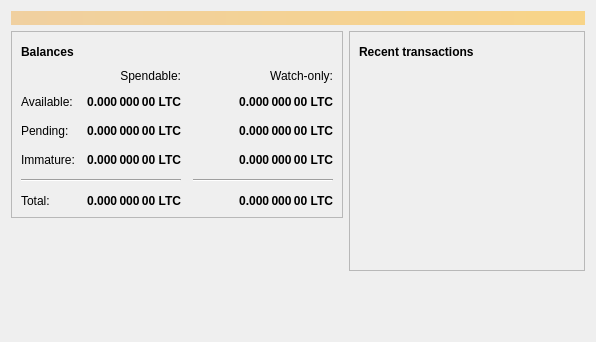
Before: the Qt Designer form src/qt/forms/overviewpage.ui in lyt217/lissomcoin, drawn with Qt 5.
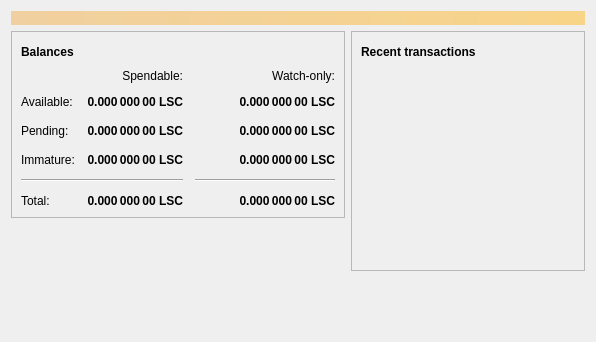
After: the same form once the commit is applied. Icons and pictures are not drawn.

The edit to the form file:
```diff
--- a/src/qt/forms/overviewpage.ui
+++ b/src/qt/forms/overviewpage.ui
@@ -129,7 +129,7 @@
                <string>Unconfirmed transactions to watch-only addresses</string>
               </property>
               <property name="text">
-               <string notr="true">0.000 000 00 LTC</string>
+               <string notr="true">0.000 000 00 LSC</string>
               </property>
               <property name="alignment">
                <set>Qt::AlignRight|Qt::AlignTrailing|Qt::AlignVCenter</set>
@@ -154,7 +154,7 @@
                <string>Total of transactions that have yet to be confirmed, and do not yet count toward the spendable balance</string>
               </property>
               <property name="text">
-               <string notr="true">0.000 000 00 LTC</string>
+               <string notr="true">0.000 000 00 LSC</string>
               </property>
               <property name="alignment">
                <set>Qt::AlignRight|Qt::AlignTrailing|Qt::AlignVCenter</set>
@@ -179,7 +179,7 @@
                <string>Mined balance in watch-only addresses that has not yet matured</string>
               </property>
               <property name="text">
-               <string notr="true">0.000 000 00 LTC</string>
+               <string notr="true">0.000 000 00 LSC</string>
               </property>
               <property name="alignment">
                <set>Qt::AlignRight|Qt::AlignTrailing|Qt::AlignVCenter</set>
@@ -237,7 +237,7 @@
                <string>Mined balance that has not yet matured</string>
               </property>
               <property name="text">
-               <string notr="true">0.000 000 00 LTC</string>
+               <string notr="true">0.000 000 00 LSC</string>
               </property>
               <property name="alignment">
                <set>Qt::AlignRight|Qt::AlignTrailing|Qt::AlignVCenter</set>
@@ -282,7 +282,7 @@
                <string>Your current total balance</string>
               </property>
               <property name="text">
-               <string notr="true">0.000 000 00 LTC</string>
+               <string notr="true">0.000 000 00 LSC</string>
               </property>
               <property name="alignment">
                <set>Qt::AlignRight|Qt::AlignTrailing|Qt::AlignVCenter</set>
@@ -307,7 +307,7 @@
                <string>Current total balance in watch-only addresses</string>
               </property>
               <property name="text">
-               <string notr="true">0.000 000 00 LTC</string>
+               <string notr="true">0.000 000 00 LSC</string>
               </property>
               <property name="alignment">
                <set>Qt::AlignRight|Qt::AlignTrailing|Qt::AlignVCenter</set>
@@ -349,7 +349,7 @@
                <string>Your current spendable balance</string>
               </property>
               <property name="text">
-               <string notr="true">0.000 000 00 LTC</string>
+               <string notr="true">0.000 000 00 LSC</string>
               </property>
               <property name="alignment">
                <set>Qt::AlignRight|Qt::AlignTrailing|Qt::AlignVCenter</set>
@@ -374,7 +374,7 @@
                <string>Your current balance in watch-only addresses</string>
               </property>
               <property name="text">
-               <string notr="true">0.000 000 00 LTC</string>
+               <string notr="true">0.000 000 00 LSC</string>
               </property>
               <property name="alignment">
                <set>Qt::AlignRight|Qt::AlignTrailing|Qt::AlignVCenter</set>
```
Left out of the diff: 4 changed lines with no effect on the pictures.
